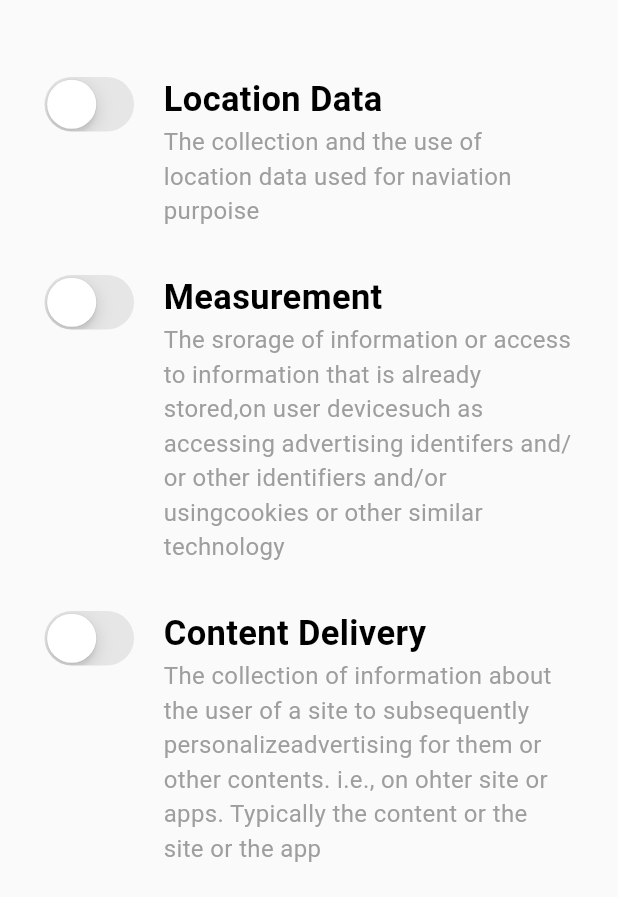
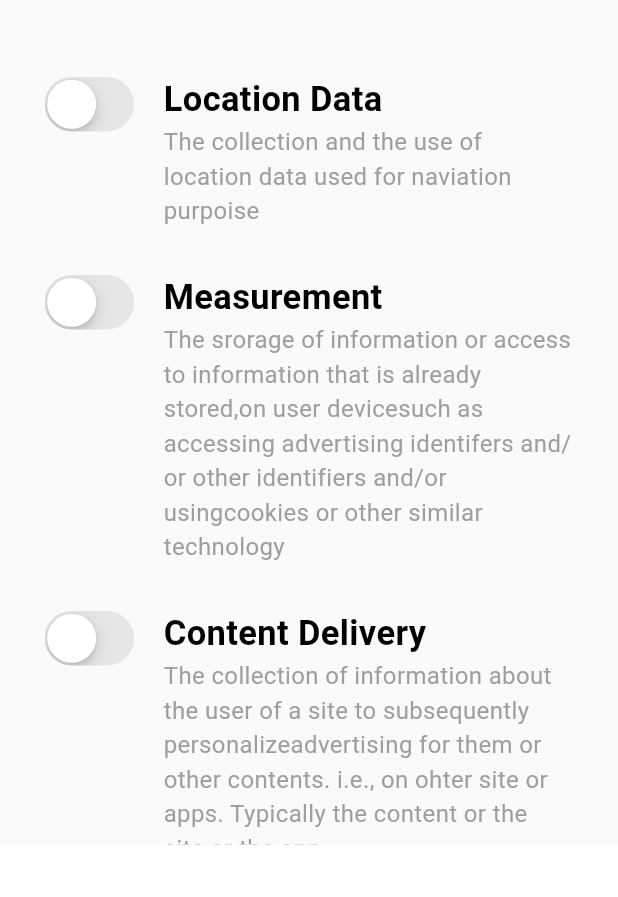
Before and after one commit to tanvi-b2infosoft/network_plugin, a Flutter app: the screen it shows after launch, on a phone screen of 412 x 824 dp, the part 339-1236 px from its top. Run offline on Flutter 3.47's test engine with Material 3 defaults, Android fonts, the phone set to English and light mode, and no system bars.

Commit message:
changes in design

```diff
--- a/lib/network_plugin.dart
+++ b/lib/network_plugin.dart
@@ -25,6 +25,7 @@ class _NetworkPluginState extends State<NetworkPlugin> {
     return Stack(
       children: [
         Container(
+          height: 800,
           color: Colors.grey.shade50,
           padding: const EdgeInsets.symmetric(horizontal: 30),
           child: SingleChildScrollView(
--- a/pubspec.yaml
+++ b/pubspec.yaml
@@ -1,6 +1,6 @@
 name: network_plugin
 description: "A Flutter widget for network_plugin."
-version: 0.0.2
+version: 0.0.3
 homepage: https://github.com/tanvi-b2infosoft/network_plugin.git
 
 environment:
```
Also changed, not shown: 1 other file.
